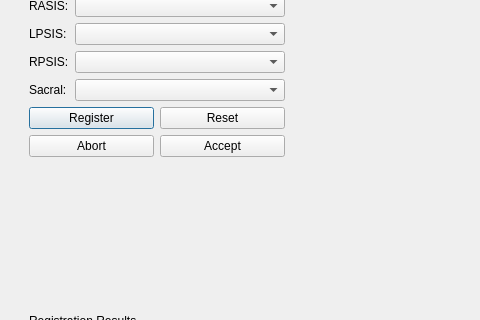
The window that mapclientplugins/fieldworkpcregpelvis2landmarksstep/qt/pcregviewerwidget.ui (mapclient-plugins/fieldworkpcregpelvis2landmarksstep) describes before a commit, drawn with Qt 5; both pictures show x 0 to 480 and y 218 to 538 of the 1145 by 804 pixel window.
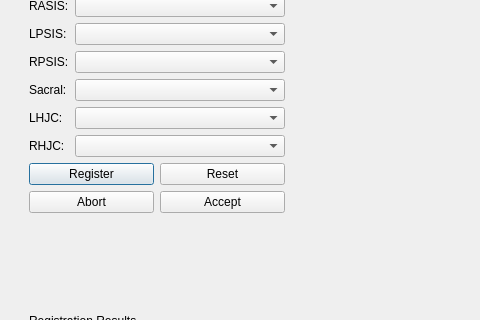
The same window after the commit. Custom widgets are drawn as their Qt base class.

Commit message: added RHJC and LHJC as possible landmarks for fitting

Diff of the .ui file:
```diff
--- a/mapclientplugins/fieldworkpcregpelvis2landmarksstep/qt/pcregviewerwidget.ui
+++ b/mapclientplugins/fieldworkpcregpelvis2landmarksstep/qt/pcregviewerwidget.ui
@@ -146,6 +146,26 @@
                </property>
               </widget>
              </item>
+             <item row="5" column="1">
+              <widget class="QComboBox" name="comboBoxLHJC"/>
+             </item>
+             <item row="6" column="1">
+              <widget class="QComboBox" name="comboBoxRHJC"/>
+             </item>
+             <item row="5" column="0">
+              <widget class="QLabel" name="label_8">
+               <property name="text">
+                <string>LHJC:</string>
+               </property>
+              </widget>
+             </item>
+             <item row="6" column="0">
+              <widget class="QLabel" name="label_9">
+               <property name="text">
+                <string>RHJC:</string>
+               </property>
+              </widget>
+             </item>
             </layout>
            </item>
            <item>
```
The commit also changes 6 other files.
